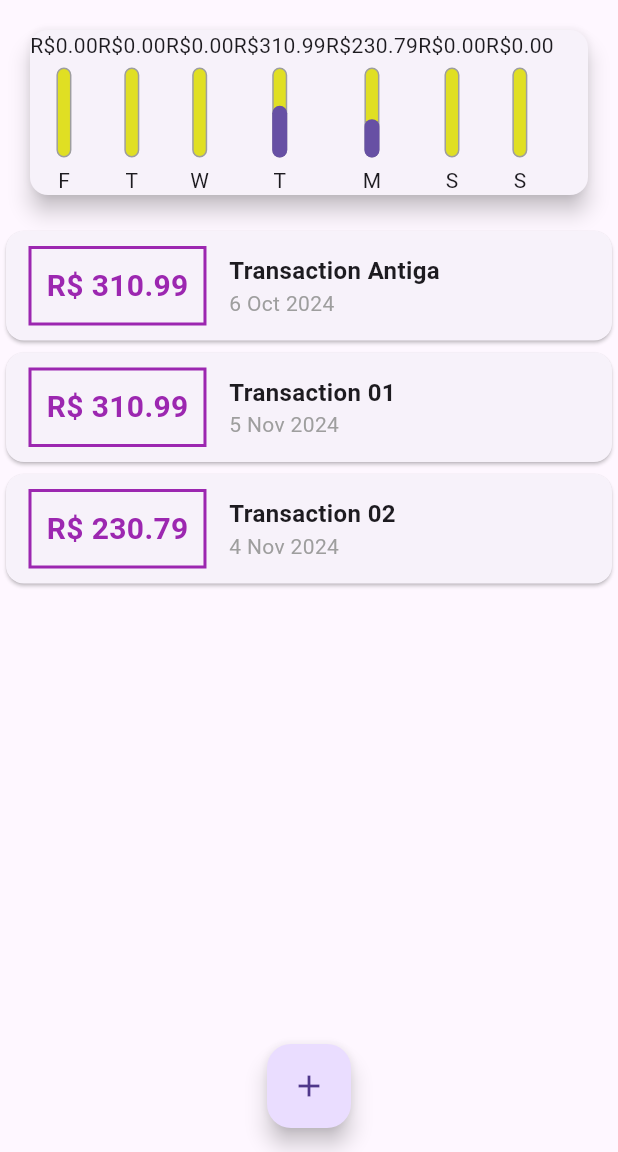
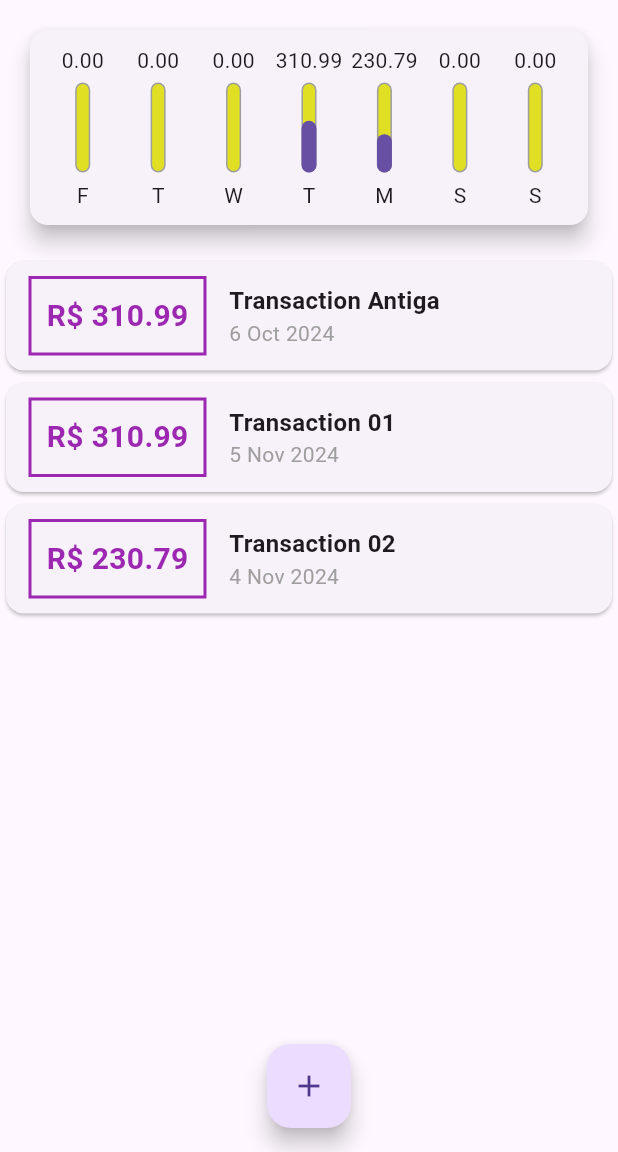
Before and after one commit to eskokado/expenses, a Flutter app: the screen it shows after launch, on a phone screen of 412 x 824 dp, the part 84-1236 px from its top. Run offline on Flutter 3.47's test engine with Material 3 defaults, Android fonts, the phone set to English and light mode, and no system bars; missing offline and left inert: dart:ffi.

Commit message:
fix(char): styled char and chart bar components

```diff
--- a/lib/components/chart.dart
+++ b/lib/components/chart.dart
@@ -40,14 +40,21 @@ class Chart extends StatelessWidget {
     return Card(
       elevation: 6,
       margin: EdgeInsets.all(20),
+      child: Padding(
+        padding: const EdgeInsets.all(10.0),
         child: Row(
+          mainAxisAlignment: MainAxisAlignment.spaceAround,
           children: groupedTransactions.map((tr) {
-          return ChartBar(
+            return Flexible(
+              fit: FlexFit.tight,
+              child: ChartBar(
                 label: tr['day'].toString(),
                 value: tr['value'] as double,
                 percentage: (tr['value'] as double) / _weekTotalValue,
+              ),
             );
           }).toList(),
+        ),
       ),
     );
   }
--- a/lib/components/chart_bar.dart
+++ b/lib/components/chart_bar.dart
@@ -16,7 +16,9 @@ class ChartBar extends StatelessWidget {
   Widget build(BuildContext context) {
     return Column(
       children: [
-        Text('R\$${value.toStringAsFixed(2)}'),
+        FittedBox(
+          child: Text(value.toStringAsFixed(2)),
+        ),
         SizedBox(
           height: 5,
         ),
```
Lines whose indentation alone changed are shown as unchanged.
